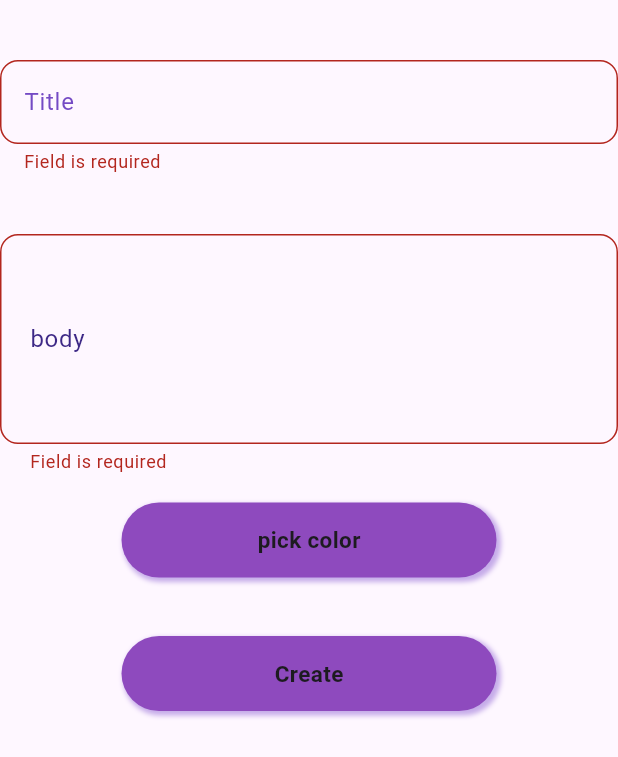
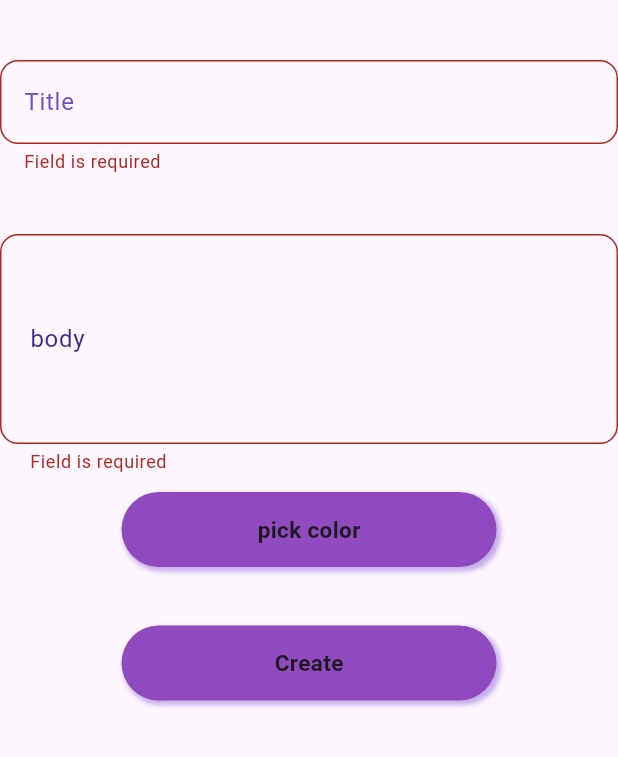
Before and after one commit to YHYA-FR/note_app, a Flutter app: the AddNoteForm widget shown alone on an empty page, opened directly with empty values, after a tap on "Create", on a phone screen of 412 x 824 dp. Shown: the top 757 px of the screen. Run offline on Flutter 3.47's test engine with Material 3 defaults, Android fonts, the phone set to English and light mode, and no system bars; our stand-ins replace flutter_colorpicker, get, hive, hive_flutter; accounts and stored records are empty; Roboto replaces fonts that are missing (PlayfairDisplay).

Commit message:
some edite in page edite note

```diff
--- a/lib/companent/AddNoteForm.dart
+++ b/lib/companent/AddNoteForm.dart
@@ -7,6 +7,7 @@ import 'package:notes/companent/customBotton.dart';
 import 'package:notes/companent/textFieldBody.dart';
 import 'package:notes/companent/textFieldtitle.dart';
 import 'package:notes/controller/addNoteController.dart';
+import 'package:notes/helper/helper.dart';
 import 'package:notes/modle/note_modle.dart';
 
 class AddNoteForm extends StatefulWidget {
@@ -47,7 +48,7 @@ class _AddNoteFormState extends State<AddNoteForm> {
             },
           ),
           Padding(
-            padding: const EdgeInsets.only(top: 9),
+            padding: const EdgeInsets.only(top: 2),
             child: costomBotton(
               buttonText: 'pick color',
               bottonColor: Color.fromARGB(255, 142, 74, 190),
@@ -87,7 +88,7 @@ class _AddNoteFormState extends State<AddNoteForm> {
                     noteModle(
                         body: body!,
                         color: color.value,
-                        date: DateTime.now().toString(),
+                        date: HelperFunc().formatDate(DateTime.now()).toString(),
                         title: title!),
                   );
                 } else {
--- a/lib/companent/textFieldtitle.dart
+++ b/lib/companent/textFieldtitle.dart
@@ -8,6 +8,7 @@ class textFieldTitle extends StatelessWidget {
     required this.onSave
   });
 final void Function(String?)? onSave;
+
   @override
   Widget build(BuildContext context) {
     return Padding(
--- /dev/null
+++ b/lib/helper/helper.dart
@@ -0,0 +1,9 @@
+import 'package:intl/intl.dart';
+
+class HelperFunc
+{
+  formatDate (DateTime date)
+  {
+    return DateFormat('yyyy-MM-d/h:m:s').format(date);
+  }
+}
--- a/lib/view/home.dart
+++ b/lib/view/home.dart
@@ -17,7 +17,7 @@ class home extends StatelessWidget {
   @override
   Widget build(BuildContext context) {
     final c = Get.put(addNoteController());
-    List<dynamic>? notes = c.getAllNotes() != null ? c.getAllNotes() : [];
+    List<dynamic>? notes = c.getAllNotes() ?? [];
     return DecoratedBox(
       decoration: const BoxDecoration(
         gradient: linearGradient,
@@ -37,7 +37,7 @@ class home extends StatelessWidget {
                   child: GestureDetector(
                     child: notesContainer(note: notes[index],index: index),
                     onTap: () {
-                      Get.toNamed('notePage');
+                      Get.toNamed('notePage',arguments: notes[index]);
                     },
                   ),
                 ),
--- a/pubspec.yaml
+++ b/pubspec.yaml
@@ -40,6 +40,7 @@ dependencies:
   hive_flutter: ^1.1.0
   hive_generator: ^2.0.1
   flutter_colorpicker: ^1.0.3
+  intl: ^0.19.0
 
 dev_dependencies:
   flutter_test:
```
Also changed, not shown: lib/view/notePage.dart (+9 -0 lines), pubspec.lock.
